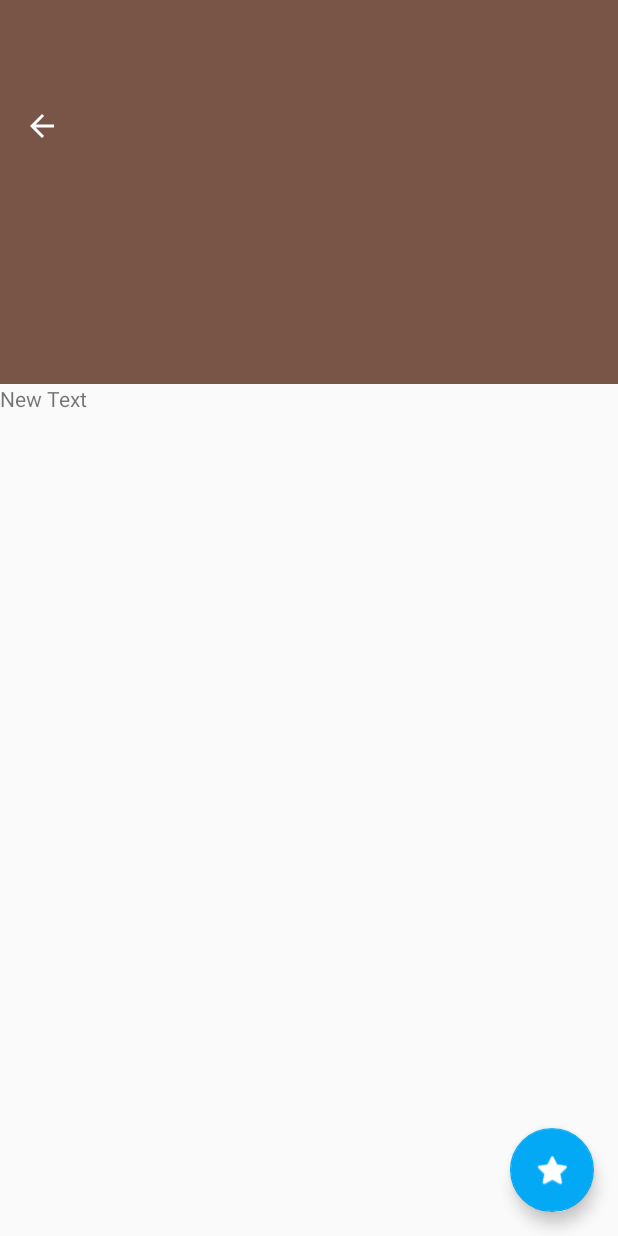
After one commit to ronakrajd/Movies-And-Shows, an Android app: the layout activity_movie_detail.xml on its own in the app's theme, with its tools: preview values and no code run, on a phone screen of 412 x 824 dp. The commit adds this screen. Run offline under Robolectric (Android 15) with nearby library versions, the phone set to English and light mode, and no system bars.

Commit message:
Added detail sctivity for movies with flexible space toolbar with imageview

```diff
--- a/app/src/main/java/com/android/ronakdoongarwal/moviesandshows/GetMoviesTask.java
+++ b/app/src/main/java/com/android/ronakdoongarwal/moviesandshows/GetMoviesTask.java
@@ -92,7 +92,7 @@ public class GetMoviesTask extends AsyncTask<Void, Void, Void> {
         JSONObject movieDetailObject=null;
         JSONArray resultArray=null;
         int totalPages;
-        String movieTitle, posterURL, overView, releaseDate;
+        String movieTitle, posterURL, overView, releaseDate, backdropURL;
         double userRating;
         try{
             if (jsonStr==null) {
@@ -106,13 +106,16 @@ public class GetMoviesTask extends AsyncTask<Void, Void, Void> {
                 movieTitle=movieDetailObject.getString("title");
                 posterURL=movieDetailObject.getString("poster_path");
                 overView=movieDetailObject.getString("overview");
+                backdropURL=movieDetailObject.getString("backdrop_path");
                 userRating=movieDetailObject.getDouble("vote_average");
                 releaseDate=movieDetailObject.getString("release_date");
+
                     Log.d("detailadf", movieTitle);
                 MovieParcel tempParcel = new MovieParcel(movieTitle,
                         overView,
                         releaseDate,
                         posterURL,
+                        backdropURL,
                         userRating);
                 moviesFragment.addToList(tempParcel);
             }
--- /dev/null
+++ b/app/src/main/java/com/android/ronakdoongarwal/moviesandshows/MovieDetailActivityFragment.java
@@ -0,0 +1,22 @@
+package com.android.ronakdoongarwal.moviesandshows;
+
+import android.support.v4.app.Fragment;
+import android.os.Bundle;
+import android.view.LayoutInflater;
+import android.view.View;
+import android.view.ViewGroup;
+
+/**
+ * A placeholder fragment containing a simple view.
+ */
+public class MovieDetailActivityFragment extends Fragment {
+
+    public MovieDetailActivityFragment() {
+    }
+
+    @Override
+    public View onCreateView(LayoutInflater inflater, ViewGroup container,
+                             Bundle savedInstanceState) {
+        return inflater.inflate(R.layout.fragment_movie_detail, container, false);
+    }
+}
--- a/app/src/main/java/com/android/ronakdoongarwal/moviesandshows/MoviesFragment.java
+++ b/app/src/main/java/com/android/ronakdoongarwal/moviesandshows/MoviesFragment.java
@@ -36,6 +36,7 @@ public class MoviesFragment extends Fragment implements AdapterView.OnItemSelect
     protected static Spinner s=null;
     public static String sortByParam;
     private DisplayMetrics mDisplayMetrics = new DisplayMetrics();
+    public static RecyclerView recyclerView;
 
     @Override
     public void onCreateOptionsMenu(Menu menu, MenuInflater inflater) {
@@ -80,7 +81,7 @@ public class MoviesFragment extends Fragment implements AdapterView.OnItemSelect
     private List<MovieParcel> movieList = new ArrayList<MovieParcel>();
     private static final String ARG_SECTION_NUMBER = "section_number";
     private MovieAdapter mMovieListAdapter;
-    private RecyclerView recyclerView;
+
 
     public MoviesFragment() {
     }
--- /dev/null
+++ b/app/src/main/res/layout/activity_movie_detail.xml
@@ -0,0 +1,58 @@
+<?xml version="1.0" encoding="utf-8"?>
+<android.support.design.widget.CoordinatorLayout xmlns:android="http://schemas.android.com/apk/res/android"
+    xmlns:app="http://schemas.android.com/apk/res-auto"
+    android:layout_width="match_parent"
+    android:layout_height="match_parent"
+    android:fitsSystemWindows="true"    >
+
+    <android.support.design.widget.AppBarLayout
+        android:id="@+id/appbar"
+        android:layout_width="match_parent"
+        android:layout_height="256dp"
+        android:theme="@style/AppTheme.AppBarOverlay"
+        android:fitsSystemWindows="true">
+
+<android.support.design.widget.CollapsingToolbarLayout
+    android:id="@+id/collapsing_toolbar"
+    android:layout_width="match_parent"
+    android:layout_height="match_parent"
+    app:layout_scrollFlags="scroll|exitUntilCollapsed"
+    android:fitsSystemWindows="true"
+    app:contentScrim="?attr/colorPrimary"
+    app:expandedTitleMarginStart="20dp"
+    app:expandedTitleMarginEnd="64dp">
+    <ImageView
+        android:id="@+id/backdrop"
+        android:layout_width="match_parent"
+        android:layout_height="match_parent"
+        android:scaleType="centerCrop"
+        android:fitsSystemWindows="true"
+        app:layout_collapseMode="parallax"
+        android:adjustViewBounds="false"
+        android:background="#795548" />
+
+    <android.support.v7.widget.Toolbar
+            android:id="@+id/toolbar"
+            android:layout_width="match_parent"
+            android:layout_height="?attr/actionBarSize"
+            app:popupTheme="@style/AppTheme.PopupOverlay"
+        app:navigationIcon="?homeAsUpIndicator"
+            app:layout_collapseMode="pin" />
+
+</android.support.design.widget.CollapsingToolbarLayout>
+    </android.support.design.widget.AppBarLayout>
+
+    <include layout="@layout/content_movie_detail" />
+
+    <android.support.design.widget.FloatingActionButton
+        android:id="@+id/fab"
+        android:layout_width="wrap_content"
+        android:layout_height="wrap_content"
+        android:layout_gravity="bottom|end|right"
+        android:layout_margin="@dimen/fab_margin"
+        android:clickable="true"
+        android:src="@android:drawable/btn_star"
+        app:backgroundTint="#03A9F4"
+        android:tint="#ffffff" />
+
+</android.support.design.widget.CoordinatorLayout>
--- /dev/null
+++ b/app/src/main/res/layout/fragment_movie_detail.xml
@@ -0,0 +1,20 @@
+<android.support.v4.widget.NestedScrollView android:layout_width="match_parent"
+    android:layout_height="match_parent"
+    xmlns:app="http://schemas.android.com/apk/res-auto"
+    app:layout_behavior="@string/appbar_scrolling_view_behavior"
+    xmlns:android="http://schemas.android.com/apk/res/android">
+<RelativeLayout
+    android:layout_width="match_parent"
+    android:layout_height="match_parent">
+    <TextView
+        android:layout_width="wrap_content"
+        android:layout_height="wrap_content"
+        android:text="New Text"
+        android:id="@+id/textView3"
+        android:layout_alignParentTop="true"
+        android:layout_alignParentLeft="true"
+        android:layout_alignParentStart="true" />
+</RelativeLayout>
+
+
+</android.support.v4.widget.NestedScrollView>
--- a/app/src/main/res/values-v21/styles.xml
+++ b/app/src/main/res/values-v21/styles.xml
@@ -6,6 +6,7 @@
         <item name="android:windowDrawsSystemBarBackgrounds">true</item>
         <item name="android:statusBarColor">#5D4037</item>
     </style>
+
     <style name="RatingBar" parent="Theme.AppCompat">
         <item name="colorControlNormal">#b7b7b7</item>
         <item name="colorControlActivated">@color/ratingColorAccent</item>
--- a/app/src/main/res/values/dimens.xml
+++ b/app/src/main/res/values/dimens.xml
@@ -5,4 +5,5 @@
     <dimen name="appbar_padding_top">8dp</dimen>
     <dimen name="grid_image_margin">0dp</dimen>
     <dimen name="grid_image_padding">0dp</dimen>
+    <dimen name="fab_margin">16dp</dimen>
 </resources>
--- a/app/src/main/res/values/strings.xml
+++ b/app/src/main/res/values/strings.xml
@@ -6,5 +6,7 @@
     <string name="hello_blank_fragment">Hello blank fragment</string>
     <string name="API_KEY">e7684f27608b0d0d83be08309126045d</string>
     <string name="api_base_image_url">http://image.tmdb.org/t/p/w185</string>
+    <string name="api_backdrop_url">http://image.tmdb.org/t/p/w300</string>
     <string name="menu_favorite">Mark as favorite</string>
+    <string name="title_activity_movie_detail">MovieDetailActivity</string>
 </resources>
--- a/app/src/main/res/values/styles.xml
+++ b/app/src/main/res/values/styles.xml
@@ -2,6 +2,12 @@
 
     <!-- Base application theme. -->
     <style name="AppTheme" parent="Theme.AppCompat.Light.DarkActionBar">
+        <!-- Customize your theme here. -->
+        <item name="colorPrimary">@color/colorPrimary</item>
+        <item name="colorPrimaryDark">@color/colorPrimaryDark</item>
+        <item name="colorAccent">@color/colorAccent</item>
+    </style>
+    <style name="DetailAppTheme" parent="Theme.AppCompat.Light.DarkActionBar">
         <!-- Customize your theme here. -->
         <item name="colorPrimary">@color/colorPrimary</item>
         <item name="colorPrimaryDark">@color/colorPrimaryDark</item>
```
Also changed, not shown: app/src/main/AndroidManifest.xml (+12 -2 lines), app/src/main/java/com/android/ronakdoongarwal/moviesandshows/MovieAdapter.java (+14 -1 lines), app/src/main/java/com/android/ronakdoongarwal/moviesandshows/MovieDetailActivity.java (added, +41 -0 lines), app/src/main/java/com/android/ronakdoongarwal/moviesandshows/MovieParcel.java (+9 -3 lines), app/src/main/res/layout/content_movie_detail.xml (added, +9 -0 lines), app/src/main/res/menu/menu_movie_detail.xml (added, +10 -0 lines).
